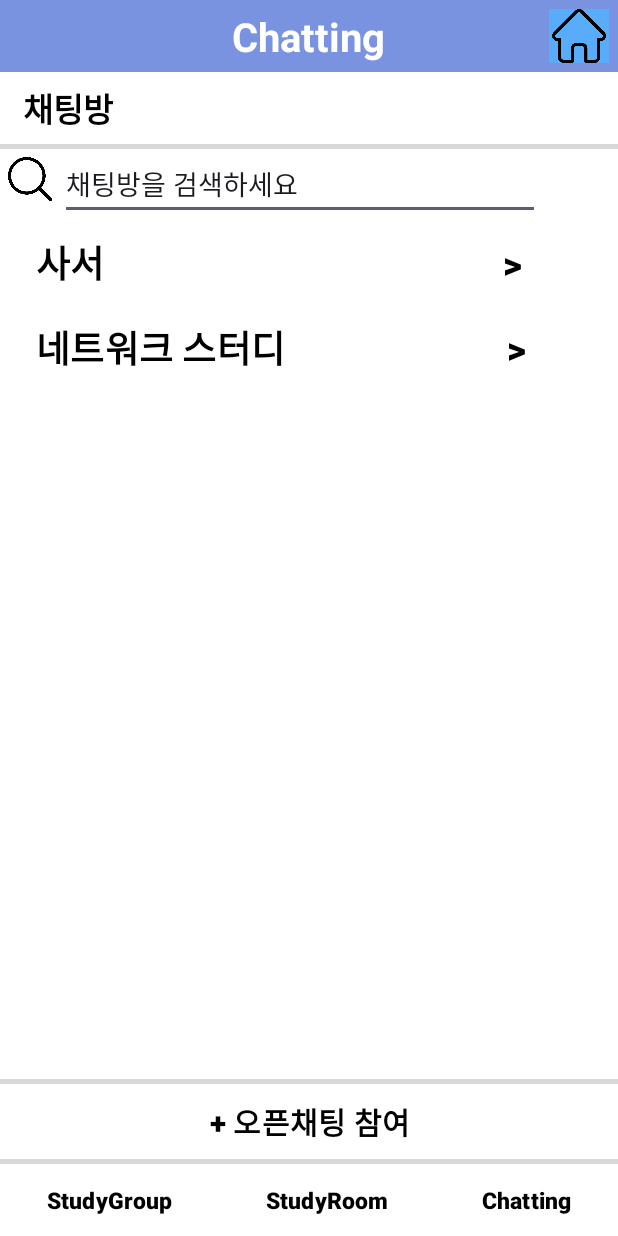
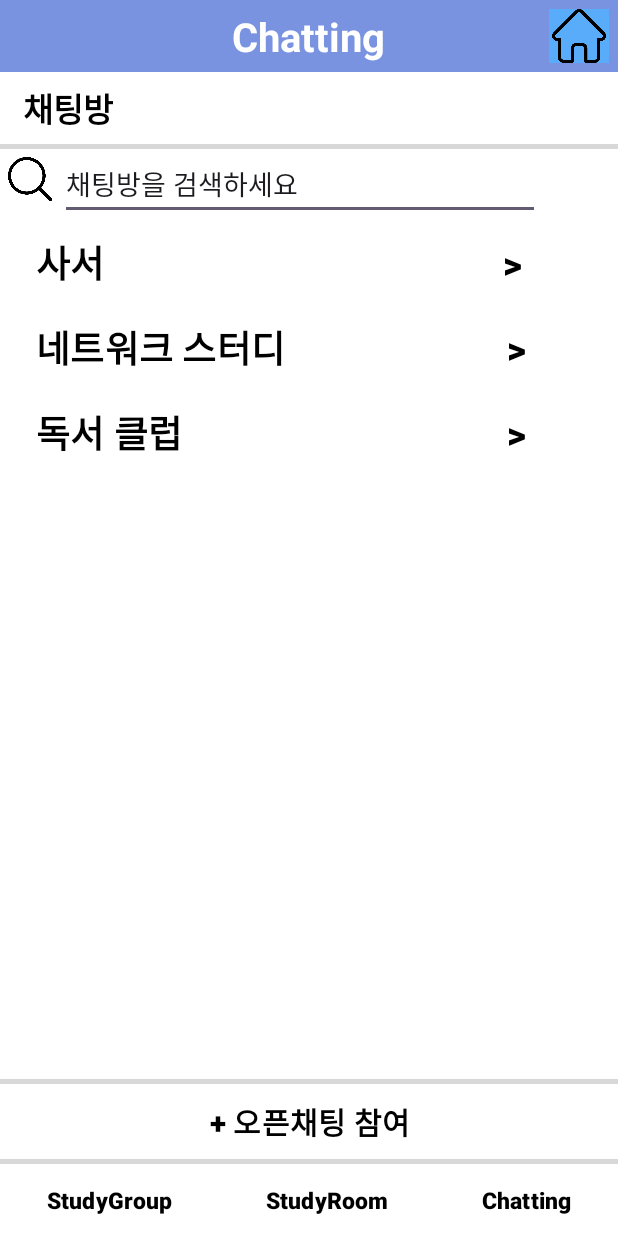
Before and after one commit to ImRian/23-2-Network-Socket-Chatting, an Android app: the Chatting screen opened directly, with no data from a screen before it, on a phone screen of 412 x 824 dp. Run offline under Robolectric (Android 15) with nearby library versions, the phone set to English and light mode, and no system bars.

Commit message:
독서클럽 추가+잡다한 것
ㅇㅇ

```diff
--- a/app/src/main/java/network/myapplication/Chatting.java
+++ b/app/src/main/java/network/myapplication/Chatting.java
@@ -10,7 +10,7 @@ import androidx.appcompat.app.AppCompatActivity;
 
 public class Chatting extends AppCompatActivity {
 
-    private Button btnLibrarianChat, btnStudyGroupChat, btnStudyGroup, btnStudyRoom, btnChatting;
+    private Button btnLibrarianChat, btnStudyGroupChat, btnBookClubChat, btnStudyGroup, btnStudyRoom, btnChatting;
     private ImageButton btnHome;
 
     @Override
@@ -20,6 +20,7 @@ public class Chatting extends AppCompatActivity {
 
         btnLibrarianChat = findViewById(R.id.libChatBtn);
         btnStudyGroupChat = findViewById(R.id.networkChatBtn);
+        btnBookClubChat = findViewById(R.id.bookClubChatBtn);
         btnStudyGroup = findViewById(R.id.chat2studyGroupBTN1);
         btnStudyRoom = findViewById(R.id.chat2studyRoomBTN1);
         btnChatting = findViewById(R.id.chat2chatBTN1);
@@ -37,6 +38,14 @@ public class Chatting extends AppCompatActivity {
             @Override
             public void onClick(View v) {
                 Intent intent = new Intent(Chatting.this, ChatEnterActivity.class);
+                startActivity(intent);
+            }
+        });
+
+        btnBookClubChat.setOnClickListener(new View.OnClickListener() {
+            @Override
+            public void onClick(View v) {
+                Intent intent = new Intent(Chatting.this, BookClubChatActivity.class);
                 startActivity(intent);
             }
         });
--- a/app/src/main/res/layout/activity_chatenter.xml
+++ b/app/src/main/res/layout/activity_chatenter.xml
@@ -5,7 +5,7 @@
     android:layout_width="match_parent"
     android:layout_height="match_parent"
     android:orientation="vertical"
-    tools:context=".EnterActivity">
+    tools:context=".ChatEnterActivity">
     <EditText
         android:id="@+id/editText"
 
--- a/app/src/main/res/layout/activity_chatgroup.xml
+++ b/app/src/main/res/layout/activity_chatgroup.xml
@@ -5,7 +5,7 @@
     android:layout_width="match_parent"
     android:layout_height="match_parent"
     android:orientation="vertical"
-    tools:context=".MainActivity2">
+    tools:context=".ChatGroupActivity">
 
     <TextView
         android:id="@+id/textView"
--- a/app/src/main/res/layout/activity_chatting.xml
+++ b/app/src/main/res/layout/activity_chatting.xml
@@ -7,7 +7,7 @@
     android:layout_width="match_parent"
     android:layout_height="match_parent"
     android:background="#FFFFFF"
-    tools:context=".StudyCategoryActivity">
+    tools:context=".Chatting">
 
     <RelativeLayout
         android:id="@+id/chattingTitleBar"
@@ -118,6 +118,17 @@
             android:textColor="#000000"
             android:textSize="11pt"
             android:textStyle="bold" />
+
+        <Button
+            android:id="@+id/bookClubChatBtn"
+            android:layout_width="match_parent"
+            android:layout_height="wrap_content"
+            android:backgroundTint="#FFFFFF"
+            android:gravity="left"
+            android:text="독서 클럽                                   >"
+            android:textColor="#000000"
+            android:textSize="11pt"
+            android:textStyle="bold" />
     </LinearLayout>
 
     <LinearLayout
--- a/app/src/main/res/layout/activity_study_date_time_select.xml
+++ b/app/src/main/res/layout/activity_study_date_time_select.xml
@@ -7,7 +7,7 @@
     android:layout_width="match_parent"
     android:layout_height="match_parent"
     android:background="#FFFFFF"
-    tools:context=".StudyCategoryActivity">
+    tools:context=".StudyDateTimeSelectActivity">
 
     <RelativeLayout
         android:id="@+id/studyCategoryTitleBar"
--- a/app/src/main/res/layout/activity_study_detail.xml
+++ b/app/src/main/res/layout/activity_study_detail.xml
@@ -6,10 +6,10 @@
     android:orientation="vertical"
     android:layout_width="match_parent"
     android:layout_height="match_parent"
-    tools:context=".StudyCategoryActivity">
+    tools:context=".StudyMatching">
 
     <TextView
-        android:id="@+id/studyCategoryTitle"
+        android:id="@+id/studyMatchingTitle"
         android:layout_width="match_parent"
         android:layout_height="60dp"
         android:background="#7993E1"
@@ -19,7 +19,7 @@
         android:textSize="11pt" />
 
     <TextView
-        android:id="@+id/studyCategorySubTitle"
+        android:id="@+id/studyMatchingSubTitle"
         android:layout_width="match_parent"
         android:layout_height="50dp"
         android:background="#FFFFFF"
```
Also changed, not shown: app/src/main/AndroidManifest.xml (+6 -1 lines), app/src/main/java/network/myapplication/BookClubChatActivity.java (added, +14 -0 lines), app/src/main/res/layout/activity_book_club_chat.xml (added, +76 -0 lines), app/src/main/res/layout/activity_study_room_set.xml (+4 -4 lines).
